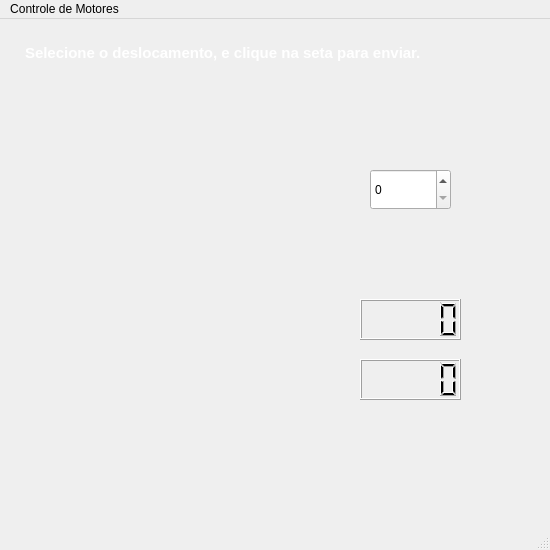
Before: the Qt Designer form Projeto_Embarcados_Python/mainwindow.ui in VicDaArSh/Trabalho_Embarcados_2, drawn with Qt 5.
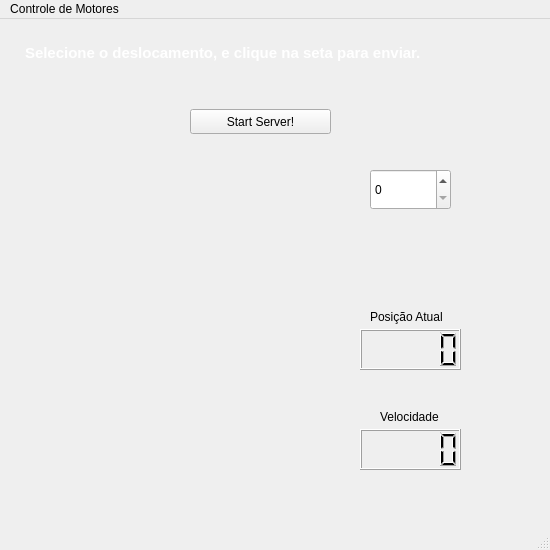
After: the same form once the commit is applied. Icons and pictures are not drawn.

Patch:
```diff
--- a/Projeto_Embarcados_Python/mainwindow.ui
+++ b/Projeto_Embarcados_Python/mainwindow.ui
@@ -115,7 +115,7 @@
     <property name="geometry">
      <rect>
       <x>360</x>
-      <y>280</y>
+      <y>310</y>
       <width>101</width>
       <height>41</height>
      </rect>
@@ -125,12 +125,51 @@
     <property name="geometry">
      <rect>
       <x>360</x>
-      <y>340</y>
+      <y>410</y>
       <width>101</width>
       <height>41</height>
      </rect>
     </property>
    </widget>
+   <widget class="QPushButton" name="Start">
+    <property name="geometry">
+     <rect>
+      <x>190</x>
+      <y>90</y>
+      <width>141</width>
+      <height>25</height>
+     </rect>
+    </property>
+    <property name="text">
+     <string>Start Server!</string>
+    </property>
+   </widget>
+   <widget class="QLabel" name="label">
+    <property name="geometry">
+     <rect>
+      <x>370</x>
+      <y>290</y>
+      <width>91</width>
+      <height>16</height>
+     </rect>
+    </property>
+    <property name="text">
+     <string>Posição Atual</string>
+    </property>
+   </widget>
+   <widget class="QLabel" name="label_2">
+    <property name="geometry">
+     <rect>
+      <x>380</x>
+      <y>390</y>
+      <width>71</width>
+      <height>16</height>
+     </rect>
+    </property>
+    <property name="text">
+     <string>Velocidade</string>
+    </property>
+   </widget>
   </widget>
   <widget class="QMenuBar" name="menubar">
    <property name="geometry">
```
Left out of the diff: 3 changed lines with no effect on the pictures.
